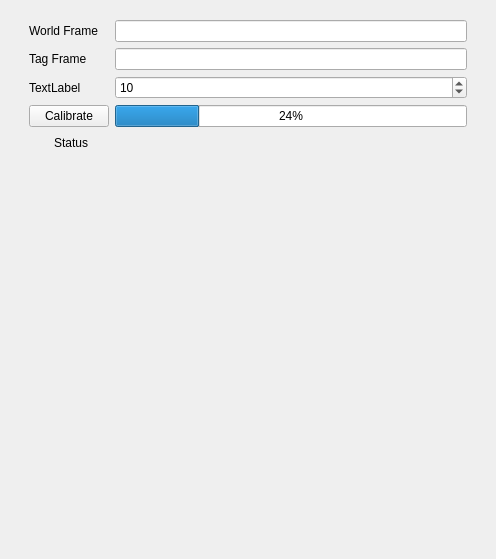
The window that riptide_rviz/riptide_rviz/src/MappingPanel.ui (osu-uwrt/riptide_gui) describes before a commit, drawn with Qt 5.
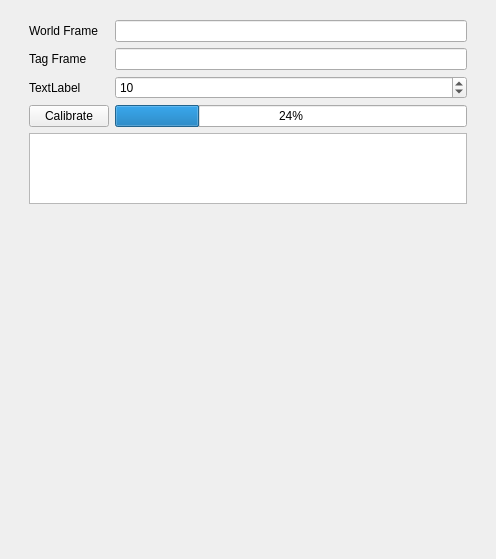
The same window after the commit.

Commit message: fix the overflow on error

Diff of the .ui file:
```diff
--- a/riptide_rviz/riptide_rviz/src/MappingPanel.ui
+++ b/riptide_rviz/riptide_rviz/src/MappingPanel.ui
@@ -99,31 +99,12 @@
           <number>9</number>
          </property>
          <item>
-          <spacer name="horizontalSpacer">
-           <property name="orientation">
-            <enum>Qt::Horizontal</enum>
+          <widget class="QTextBrowser" name="calibStatus">
+           <property name="enabled">
+            <bool>true</bool>
            </property>
-           <property name="sizeType">
-            <enum>QSizePolicy::Preferred</enum>
-           </property>
-           <property name="sizeHint" stdset="0">
-            <size>
-             <width>25</width>
-             <height>20</height>
-            </size>
-           </property>
-          </spacer>
-         </item>
-         <item>
-          <widget class="QLabel" name="calibStatus">
-           <property name="sizePolicy">
-            <sizepolicy hsizetype="Expanding" vsizetype="Preferred">
-             <horstretch>0</horstretch>
-             <verstretch>0</verstretch>
-            </sizepolicy>
-           </property>
-           <property name="text">
-            <string>Status</string>
+           <property name="markdown">
+            <string/>
            </property>
           </widget>
          </item>
```
The commit also changes 1 other file.
